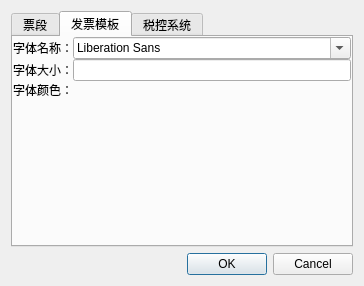
Before: the Qt Designer form src/invoice/gui/menu_config.ui in lcw2004/fapiao, drawn with Qt 5.
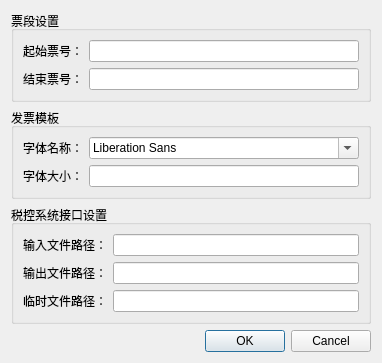
After: the same form once the commit is applied. The open tabs and pages were chosen to show the change.

Commit message: 添加系统设置的功能

Diff of the .ui file:
```diff
--- a/src/invoice/gui/menu_config.ui
+++ b/src/invoice/gui/menu_config.ui
@@ -6,8 +6,8 @@
    <rect>
     <x>0</x>
     <y>0</y>
-    <width>364</width>
-    <height>286</height>
+    <width>382</width>
+    <height>333</height>
    </rect>
   </property>
   <property name="windowTitle">
@@ -15,89 +15,46 @@
   </property>
   <layout class="QVBoxLayout" name="verticalLayout">
    <item>
-    <widget class="QTabWidget" name="tabWidget">
-     <property name="currentIndex">
-      <number>0</number>
+    <widget class="QGroupBox" name="gridGroupBox">
+     <property name="title">
+      <string>票段设置</string>
      </property>
-     <widget class="QWidget" name="tab">
-      <property name="autoFillBackground">
-       <bool>false</bool>
-      </property>
-      <attribute name="title">
-       <string>票段</string>
-      </attribute>
-      <layout class="QVBoxLayout" name="verticalLayout_1">
-       <property name="spacing">
-        <number>0</number>
-       </property>
-       <property name="margin">
-        <number>0</number>
-       </property>
-       <item>
-        <layout class="QGridLayout" name="gridLayout_2">
+     <layout class="QGridLayout" name="gridLayout">
          <item row="0" column="1">
-          <widget class="QLineEdit" name="lineEdit"/>
+       <widget class="QLineEdit" name="start_num_lineEdit"/>
          </item>
          <item row="1" column="1">
-          <widget class="QLineEdit" name="lineEdit_2"/>
-         </item>
-         <item row="2" column="1">
-          <spacer name="verticalSpacer">
-           <property name="orientation">
-            <enum>Qt::Vertical</enum>
-           </property>
-           <property name="sizeHint" stdset="0">
-            <size>
-             <width>20</width>
-             <height>40</height>
-            </size>
-           </property>
-          </spacer>
+       <widget class="QLineEdit" name="end_num_lineEdit"/>
          </item>
          <item row="1" column="0">
-          <widget class="QLabel" name="label">
-           <property name="text">
-            <string>结束票号：</string>
-           </property>
-          </widget>
-         </item>
-         <item row="0" column="0">
           <widget class="QLabel" name="label_2">
            <property name="text">
+         <string>结束票号：</string>
+        </property>
+       </widget>
+      </item>
+      <item row="0" column="0">
+       <widget class="QLabel" name="label">
+        <property name="text">
             <string>起始票号：</string>
            </property>
           </widget>
          </item>
         </layout>
-       </item>
-      </layout>
-     </widget>
-     <widget class="QWidget" name="tab_2">
-      <attribute name="title">
+    </widget>
+   </item>
+   <item>
+    <widget class="QGroupBox" name="gridGroupBox">
+     <property name="title">
        <string>发票模板</string>
-      </attribute>
-      <layout class="QVBoxLayout" name="verticalLayout_1">
-       <property name="spacing">
-        <number>0</number>
-       </property>
-       <property name="margin">
-        <number>0</number>
-       </property>
-       <item>
-        <layout class="QGridLayout" name="gridLayout_3">
-         <item row="3" column="0">
-          <spacer name="verticalSpacer_2">
-           <property name="orientation">
-            <enum>Qt::Vertical</enum>
-           </property>
-           <property name="sizeHint" stdset="0">
-            <size>
-             <width>20</width>
-             <height>40</height>
-            </size>
-           </property>
-          </spacer>
-         </item>
+     </property>
+     <layout class="QGridLayout" name="gridLayout_2" rowstretch="0,0,0,0" columnstretch="0,0">
+      <property name="leftMargin">
+       <number>9</number>
+      </property>
+      <property name="topMargin">
+       <number>9</number>
+      </property>
          <item row="0" column="0">
           <widget class="QLabel" name="label_3">
            <property name="text">
@@ -105,44 +62,79 @@
            </property>
           </widget>
          </item>
-         <item row="1" column="0">
+      <item row="3" column="0">
           <widget class="QLabel" name="label_4">
            <property name="text">
             <string>字体大小：</string>
            </property>
           </widget>
          </item>
-         <item row="2" column="0">
+      <item row="0" column="1">
+       <widget class="QFontComboBox" name="temp_img_font_ComboBox"/>
+      </item>
+      <item row="3" column="1">
+       <widget class="QLineEdit" name="temp_img_font_size_lineEdit"/>
+      </item>
+     </layout>
+    </widget>
+   </item>
+   <item>
+    <widget class="QGroupBox" name="formGroupBox">
+     <property name="title">
+      <string>税控系统接口设置</string>
+     </property>
+     <layout class="QFormLayout" name="formLayout">
+      <property name="topMargin">
+       <number>9</number>
+      </property>
+      <property name="rightMargin">
+       <number>9</number>
+      </property>
+      <item row="0" column="0">
           <widget class="QLabel" name="label_5">
            <property name="text">
-            <string>字体颜色：</string>
+         <string>输入文件路径：</string>
+        </property>
+       </widget>
+      </item>
+      <item row="1" column="0">
+       <widget class="QLabel" name="label_6">
+        <property name="text">
+         <string>输出文件路径：</string>
+        </property>
+       </widget>
+      </item>
+      <item row="2" column="0">
+       <widget class="QLabel" name="label_7">
+        <property name="text">
+         <string>临时文件路径：</string>
            </property>
           </widget>
          </item>
          <item row="0" column="1">
-          <widget class="QFontComboBox" name="fontComboBox"/>
+       <widget class="QLineEdit" name="interface_input_lineEdit"/>
          </item>
          <item row="1" column="1">
-          <widget class="QLineEdit" name="lineEdit_3"/>
-         </item>
-        </layout>
+       <widget class="QLineEdit" name="interface_output_lineEdit"/>
+      </item>
+      <item row="2" column="1">
+       <widget class="QLineEdit" name="interface_temp_lineEdit"/>
        </item>
       </layout>
      </widget>
-     <widget class="QWidget" name="tab_3">
-      <attribute name="title">
-       <string>税控系统</string>
-      </attribute>
-      <layout class="QVBoxLayout" name="verticalLayout_1">
-       <property name="spacing">
-        <number>0</number>
-       </property>
-       <property name="margin">
-        <number>0</number>
-       </property>
-      </layout>
-     </widget>
-    </widget>
+   </item>
+   <item>
+    <spacer name="verticalSpacer">
+     <property name="orientation">
+      <enum>Qt::Vertical</enum>
+     </property>
+     <property name="sizeHint" stdset="0">
+      <size>
+       <width>20</width>
+       <height>40</height>
+      </size>
+     </property>
+    </spacer>
    </item>
    <item>
     <widget class="QDialogButtonBox" name="buttonBox">
```
Left out of the diff: 8 changed lines with no effect on the pictures. Lines whose indentation alone changed are shown as unchanged. The commit also changes 8 other files.
